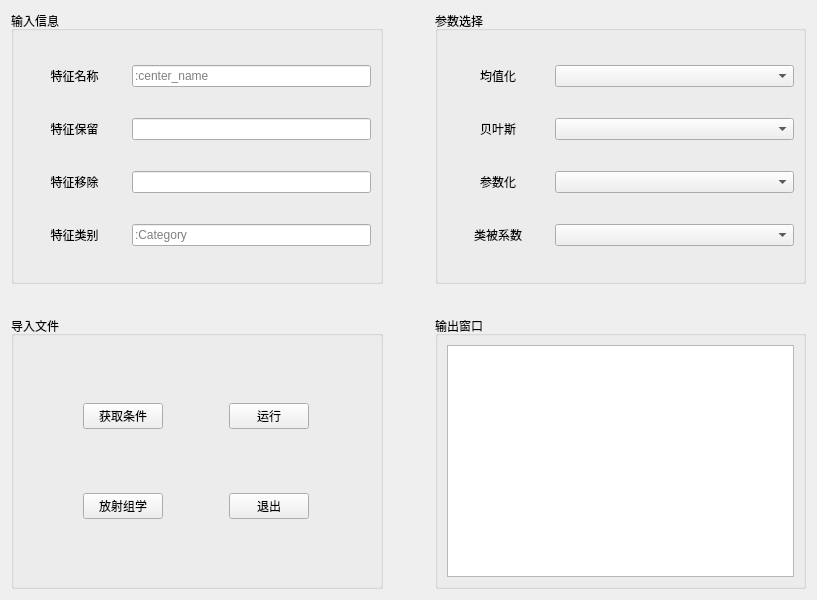
First picture: the form in UI_interface/ui/MainWindow.ui, repository zhangxiaolei1993/Category_Combat, before the edit.
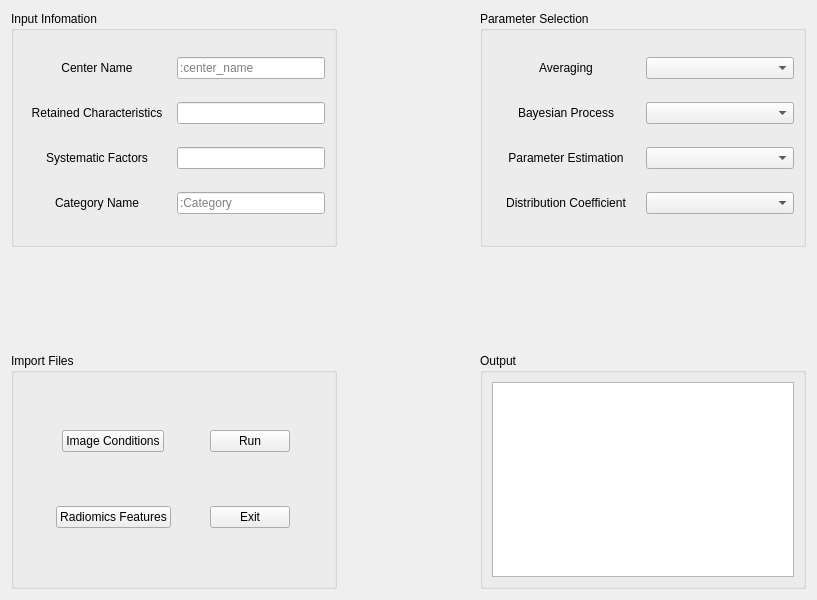
Second picture: the form after the edit.

```diff
--- a/UI_interface/ui/MainWindow.ui
+++ b/UI_interface/ui/MainWindow.ui
@@ -13,7 +13,7 @@
   <property name="windowTitle">
    <string>影像组学多中心协调软件 V.1.0</string>
   </property>
-  <layout class="QGridLayout" name="gridLayout_2" rowstretch="5,0,5" columnstretch="5,0,5">
+  <layout class="QGridLayout" name="gridLayout_2" rowstretch="5,2,5" columnstretch="5,2,5">
    <item row="0" column="1">
     <spacer name="horizontalSpacer">
      <property name="orientation">
@@ -43,15 +43,15 @@
    <item row="0" column="2">
     <widget class="QGroupBox" name="groupBox_2">
      <property name="title">
-      <string>参数选择</string>
+      <string>Parameter Selection</string>
      </property>
      <layout class="QVBoxLayout" name="verticalLayout_2">
       <item>
-       <layout class="QHBoxLayout" name="horizontalLayout_5" stretch="3,7">
+       <layout class="QHBoxLayout" name="horizontalLayout_5" stretch="5,5">
         <item>
          <widget class="QLabel" name="label_5">
           <property name="text">
-           <string>均值化</string>
+           <string>Averaging</string>
           </property>
           <property name="alignment">
            <set>Qt::AlignCenter</set>
@@ -64,11 +64,11 @@
        </layout>
       </item>
       <item>
-       <layout class="QHBoxLayout" name="horizontalLayout_6" stretch="3,7">
+       <layout class="QHBoxLayout" name="horizontalLayout_6" stretch="5,5">
         <item>
          <widget class="QLabel" name="label_6">
           <property name="text">
-           <string>贝叶斯</string>
+           <string>Bayesian Process</string>
           </property>
           <property name="alignment">
            <set>Qt::AlignCenter</set>
@@ -81,11 +81,11 @@
        </layout>
       </item>
       <item>
-       <layout class="QHBoxLayout" name="horizontalLayout_7" stretch="3,7">
+       <layout class="QHBoxLayout" name="horizontalLayout_7" stretch="5,5">
         <item>
          <widget class="QLabel" name="label_7">
           <property name="text">
-           <string>参数化</string>
+           <string>Parameter Estimation</string>
           </property>
           <property name="alignment">
            <set>Qt::AlignCenter</set>
@@ -98,11 +98,11 @@
        </layout>
       </item>
       <item>
-       <layout class="QHBoxLayout" name="horizontalLayout_8" stretch="3,7">
+       <layout class="QHBoxLayout" name="horizontalLayout_8" stretch="5,5">
         <item>
          <widget class="QLabel" name="label_8">
           <property name="text">
-           <string>类被系数</string>
+           <string>Distribution Coefficient</string>
           </property>
           <property name="alignment">
            <set>Qt::AlignCenter</set>
@@ -133,7 +133,7 @@
    <item row="2" column="2">
     <widget class="QGroupBox" name="groupBox_4">
      <property name="title">
-      <string>输出窗口</string>
+      <string>Output</string>
      </property>
      <layout class="QVBoxLayout" name="verticalLayout_3">
       <item>
@@ -145,15 +145,15 @@
    <item row="0" column="0">
     <widget class="QGroupBox" name="groupBox">
      <property name="title">
-      <string>输入信息</string>
+      <string>Input Infomation</string>
      </property>
      <layout class="QVBoxLayout" name="verticalLayout">
       <item>
-       <layout class="QHBoxLayout" name="horizontalLayout" stretch="3,7">
+       <layout class="QHBoxLayout" name="horizontalLayout" stretch="5,5">
         <item>
          <widget class="QLabel" name="label">
           <property name="text">
-           <string>特征名称</string>
+           <string>Center Name</string>
           </property>
           <property name="alignment">
            <set>Qt::AlignCenter</set>
@@ -173,11 +173,11 @@
        </layout>
       </item>
       <item>
-       <layout class="QHBoxLayout" name="horizontalLayout_2" stretch="3,7">
+       <layout class="QHBoxLayout" name="horizontalLayout_2" stretch="5,5">
         <item>
          <widget class="QLabel" name="label_2">
           <property name="text">
-           <string>特征保留</string>
+           <string>Retained Characteristics</string>
           </property>
           <property name="alignment">
            <set>Qt::AlignCenter</set>
@@ -190,11 +190,11 @@
        </layout>
       </item>
       <item>
-       <layout class="QHBoxLayout" name="horizontalLayout_3" stretch="3,7">
+       <layout class="QHBoxLayout" name="horizontalLayout_3" stretch="5,5">
         <item>
          <widget class="QLabel" name="label_3">
           <property name="text">
-           <string>特征移除</string>
+           <string>Systematic Factors</string>
           </property>
           <property name="alignment">
            <set>Qt::AlignCenter</set>
@@ -207,11 +207,11 @@
        </layout>
       </item>
       <item>
-       <layout class="QHBoxLayout" name="horizontalLayout_4" stretch="3,7">
+       <layout class="QHBoxLayout" name="horizontalLayout_4" stretch="5,5">
         <item>
          <widget class="QLabel" name="label_4">
           <property name="text">
-           <string>特征类别</string>
+           <string>Category Name</string>
           </property>
           <property name="alignment">
            <set>Qt::AlignCenter</set>
@@ -246,7 +246,7 @@
    <item row="1" column="1">
     <widget class="QLabel" name="label_9">
      <property name="sizePolicy">
-      <sizepolicy hsizetype="Ignored" vsizetype="Ignored">
+      <sizepolicy hsizetype="Preferred" vsizetype="Preferred">
        <horstretch>0</horstretch>
        <verstretch>0</verstretch>
       </sizepolicy>
@@ -259,7 +259,7 @@
    <item row="2" column="0">
     <widget class="QGroupBox" name="groupBox_3">
      <property name="title">
-      <string>导入文件</string>
+      <string>Import Files</string>
      </property>
      <layout class="QHBoxLayout" name="horizontalLayout_15">
       <item>
@@ -275,7 +275,7 @@
              </sizepolicy>
             </property>
             <property name="text">
-             <string>获取条件</string>
+             <string>Image Conditions</string>
             </property>
            </widget>
           </item>
@@ -292,7 +292,7 @@
              </sizepolicy>
             </property>
             <property name="text">
-             <string>放射组学</string>
+             <string>Radiomics Features</string>
             </property>
            </widget>
           </item>
@@ -313,7 +313,7 @@
              </sizepolicy>
             </property>
             <property name="text">
-             <string>运行</string>
+             <string>Run</string>
             </property>
            </widget>
           </item>
@@ -330,7 +330,7 @@
              </sizepolicy>
             </property>
             <property name="text">
-             <string>退出</string>
+             <string>Exit</string>
             </property>
            </widget>
           </item>
```
Left out of the diff: 2 changed lines with no effect on the pictures.
